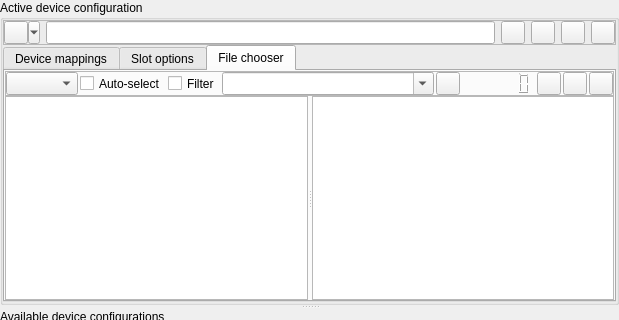
Above: messdevcfg.ui from qmc2/qmc2-mame-fe before the change; both pictures show x 0 to 619 and y 0 to 320 of the 619 by 531 pixel window. Below: the same form after it.
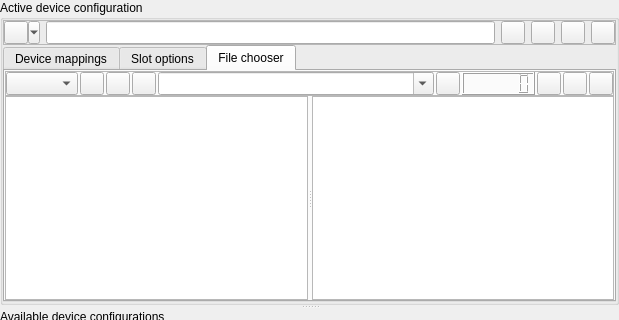
That is the form after the change. The open tabs and pages were chosen to show the change. Icons and pictures are not drawn.

Commit message: imp: file chooser: replaced the check-boxes with checkable tool-buttons to save space (and for a btter look) new: started to add (yet invisible) support for ZIPs to the alt. FSM

Diff of the .ui file:
```diff
--- a/messdevcfg.ui
+++ b/messdevcfg.ui
@@ -377,9 +377,9 @@
                </widget>
               </item>
               <item>
-               <widget class="QCheckBox" name="checkBoxChooserAutoSelect">
+               <widget class="QToolButton" name="toolButtonChooserAutoSelect">
                 <property name="sizePolicy">
-                 <sizepolicy hsizetype="Maximum" vsizetype="Minimum">
+                 <sizepolicy hsizetype="Fixed" vsizetype="Minimum">
                   <horstretch>0</horstretch>
                   <verstretch>0</verstretch>
                  </sizepolicy>
@@ -390,15 +390,19 @@
                 <property name="statusTip">
                  <string>Automatically select the first matching device instance when selecting a file with a valid extension</string>
                 </property>
-                <property name="text">
-                 <string>Auto-select</string>
+                <property name="icon">
+                 <iconset resource="qmc2.qrc">
+                  <normaloff>:/data/img/ok.png</normaloff>:/data/img/ok.png</iconset>
                 </property>
+                <property name="checkable">
+                 <bool>true</bool>
+                </property>
                </widget>
               </item>
               <item>
-               <widget class="QCheckBox" name="checkBoxChooserFilter">
+               <widget class="QToolButton" name="toolButtonChooserFilter">
                 <property name="sizePolicy">
-                 <sizepolicy hsizetype="Maximum" vsizetype="Minimum">
+                 <sizepolicy hsizetype="Fixed" vsizetype="Minimum">
                   <horstretch>0</horstretch>
                   <verstretch>0</verstretch>
                  </sizepolicy>
@@ -409,8 +413,35 @@
                 <property name="statusTip">
                  <string>Filter files by allowed extensions for the current device instance</string>
                 </property>
-                <property name="text">
-                 <string>Filter</string>
+                <property name="icon">
+                 <iconset resource="qmc2.qrc">
+                  <normaloff>:/data/img/filter.png</normaloff>:/data/img/filter.png</iconset>
+                </property>
+                <property name="checkable">
+                 <bool>true</bool>
+                </property>
+               </widget>
+              </item>
+              <item>
+               <widget class="QToolButton" name="toolButtonChooserProcessZIPs">
+                <property name="sizePolicy">
+                 <sizepolicy hsizetype="Fixed" vsizetype="Minimum">
+                  <horstretch>0</horstretch>
+                  <verstretch>0</verstretch>
+                 </sizepolicy>
+                </property>
+                <property name="toolTip">
+                 <string>Process ZIP contents</string>
+                </property>
+                <property name="statusTip">
+                 <string>Process ZIP contents</string>
+                </property>
+                <property name="icon">
+                 <iconset resource="qmc2.qrc">
+                  <normaloff>:/data/img/compressed.png</normaloff>:/data/img/compressed.png</iconset>
+                </property>
+                <property name="checkable">
+                 <bool>true</bool>
                 </property>
                </widget>
               </item>
@@ -467,9 +498,6 @@
                 <property name="statusTip">
                  <string>Number of files scanned</string>
                 </property>
-                <property name="frameShape">
-                 <enum>QFrame::NoFrame</enum>
-                </property>
                 <property name="numDigits">
                  <number>6</number>
                 </property>
```
Left out of the diff: 5 changed lines with no effect on the pictures. The commit also changes 13 other files.
